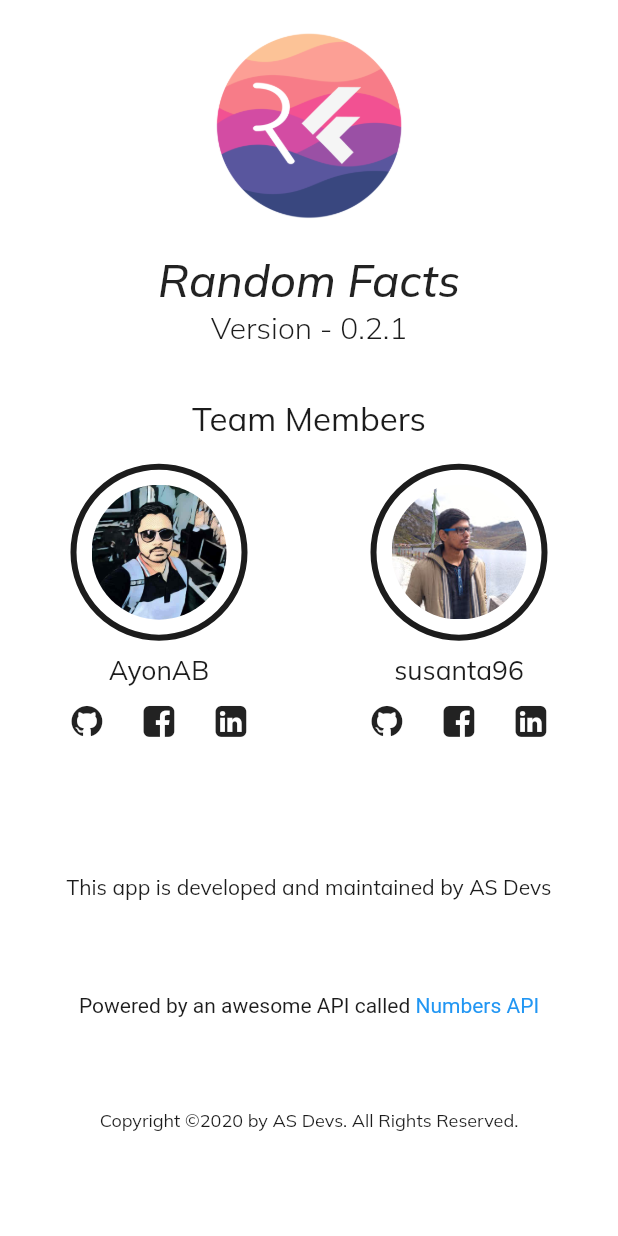
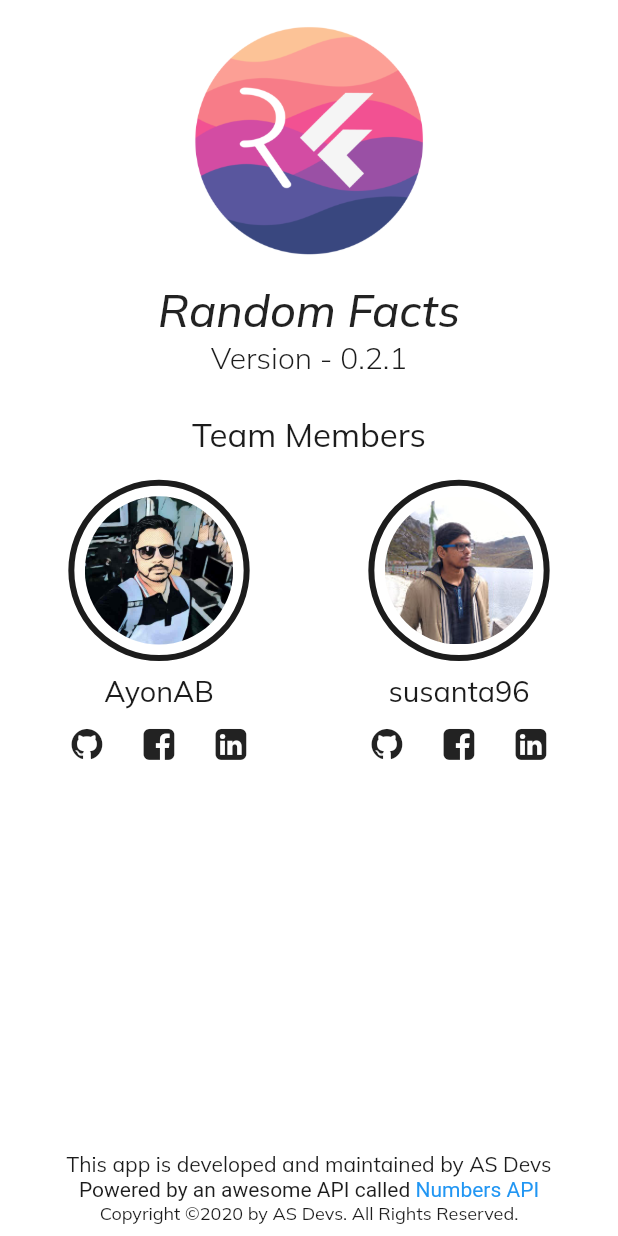
Before and after one commit to AS-Devs/numbers_game, a Flutter app: the AboutPage widget shown alone on an empty page, opened directly, on a phone screen of 412 x 824 dp. Run offline on Flutter 3.47's test engine with Material 2 defaults, Android fonts, the phone set to English and light mode, and no system bars; our stand-ins replace connectivity, google_fonts, numberpicker, package_info, share, shared_preferences; missing offline and left inert: fluttie; accounts and stored records are empty.

Commit message:
Bug Fix Update - Orientation is now locked on portrait mode - Tried to fix widget overflow on about page (Removed and tweaked a lot of hard code with screen dimention values)

```diff
--- a/lib/main.dart
+++ b/lib/main.dart
@@ -46,6 +46,15 @@ class NumbersGame extends StatefulWidget {
 
 class _NumbersGameState extends State<NumbersGame> {
   @override
+  void initState() {
+    super.initState();
+    SystemChrome.setPreferredOrientations([
+      DeviceOrientation.portraitUp,
+      DeviceOrientation.portraitDown,
+    ]);
+  }
+
+  @override
   Widget build(BuildContext context) {
     final themeProvider = Provider.of<DynamicTheme>(context);
     NumbersGame.setNavBarColor(themeProvider);
--- a/lib/screens/about_page.dart
+++ b/lib/screens/about_page.dart
@@ -16,6 +16,7 @@ class AboutPage extends StatefulWidget {
 class _AboutPageState extends State<AboutPage> {
   String version;
   double size = 10.0;
+  Size screenSize;
   static const String ayonImagePath = 'assets/images/ayon.jpg';
   static const String susantaImagePath = 'assets/images/susanta.jpg';
   static const String appicon = 'assets/images/appicon.png';
@@ -34,10 +35,17 @@ class _AboutPageState extends State<AboutPage> {
   @override
   void initState() {
     super.initState();
+  }
+
+  @override
+  void didChangeDependencies() {
+    super.didChangeDependencies();
+    screenSize = MediaQuery.of(context).size;
     PackageInfo.fromPlatform().then((PackageInfo packageInfo) {
       setState(() {
         version = packageInfo.version;
-        size = 140.0;
+        //size = 140.0;
+        size = screenSize.height * 0.21;
       });
     });
   }
@@ -50,7 +58,7 @@ class _AboutPageState extends State<AboutPage> {
         crossAxisAlignment: CrossAxisAlignment.center,
         children: <Widget>[
           Padding(
-            padding: const EdgeInsets.all(16.0),
+            padding: const EdgeInsets.all(10.0),
             child: AnimatedContainer(
                 child: Image.asset(appicon),
                 width: size,
@@ -76,7 +84,7 @@ class _AboutPageState extends State<AboutPage> {
             textAlign: TextAlign.center,
           ),
           SizedBox(
-            height: 34,
+            height: screenSize.height * 0.03,
           ),
           Text("Team Members",
               textAlign: TextAlign.center,
@@ -108,7 +116,7 @@ class _AboutPageState extends State<AboutPage> {
                 alignment: FractionalOffset.bottomCenter,
                 child: Column(
                   mainAxisAlignment: MainAxisAlignment.spaceEvenly,
-                  mainAxisSize: MainAxisSize.max,
+                  mainAxisSize: MainAxisSize.min,
                   children: <Widget>[
                     Text(
                       "This app is developed and maintained by AS Devs",
--- a/lib/widgets/profile_widget.dart
+++ b/lib/widgets/profile_widget.dart
@@ -11,13 +11,14 @@ class ProfileAvatar extends StatelessWidget {
 
   @override
   Widget build(BuildContext context) {
+    final screenSize = MediaQuery.of(context).size;
     return Center(
       child: Column(
         mainAxisAlignment: MainAxisAlignment.center,
         crossAxisAlignment: CrossAxisAlignment.center,
         children: <Widget>[
           Container(
-            padding: EdgeInsets.all(10.0),
+            padding: EdgeInsets.all(7.0),
             decoration: BoxDecoration(
               border: Border.all(color: Theme.of(context).indicatorColor, width: 4),
               borderRadius: BorderRadius.circular(100)
@@ -25,8 +26,8 @@ class ProfileAvatar extends StatelessWidget {
             child: ClipOval(
               child: Image.asset(
                 imagePath,
-                height: 90.0,
-                width: 90.0,
+                height: screenSize.height * 0.12,
+                width: screenSize.height * 0.12,
               ),
             ),
           ),
@@ -34,7 +35,7 @@ class ProfileAvatar extends StatelessWidget {
             padding: const EdgeInsets.only(top: 8.0),
             child: Text(
               name,
-              textScaleFactor: 1.1,
+              textScaleFactor: 1.2,
               textAlign: TextAlign.center,
               style: TextStyle(color: Theme.of(context).indicatorColor, fontSize: 16.0),
             ),
--- a/pubspec.yaml
+++ b/pubspec.yaml
@@ -11,7 +11,7 @@ description: A Flutter app for giving awesome facts and trivia about Numbers.
 # In iOS, build-name is used as CFBundleShortVersionString while build-number used as CFBundleVersion.
 # Read more about iOS versioning at
 # https://developer.apple.com/library/archive/documentation/General/Reference/InfoPlistKeyReference/Articles/CoreFoundationKeys.html
-version: 0.2.1+3
+version: 0.2.1+5
 
 environment:
   sdk: ">=2.2.2 <3.0.0"
```
Also changed, not shown: 1 other file.
